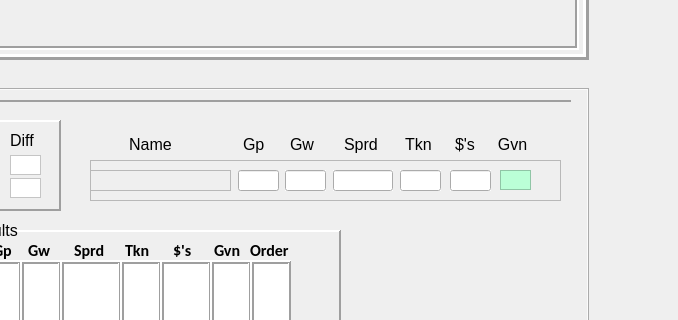
Old version of the form UI/CribbageQt.ui in the repository mwycombe/CribbageQt; both pictures show x 512 to 1190 and y 161 to 481 of the 1190 by 915 pixel window.
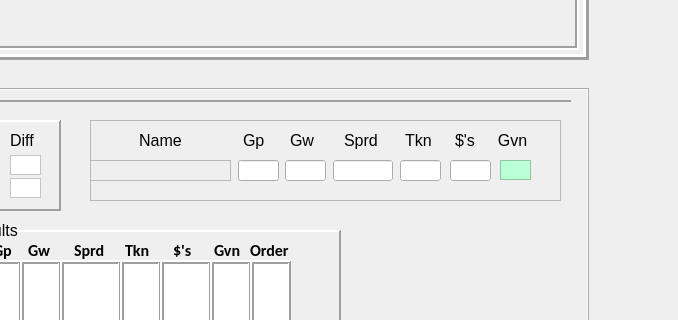
New version of the form. The open tabs and pages were chosen to show the change.

Commit message: working on results now

Patch:
```diff
--- a/UI/CribbageQt.ui
+++ b/UI/CribbageQt.ui
@@ -1951,110 +1951,13 @@
          <set>Qt::AlignmentFlag::AlignCenter</set>
         </property>
        </widget>
-       <widget class="QLabel" name="label_41">
-        <property name="geometry">
-         <rect>
-          <x>580</x>
-          <y>34</y>
-          <width>141</width>
-          <height>20</height>
-         </rect>
-        </property>
-        <property name="text">
-         <string>Name</string>
-        </property>
-        <property name="alignment">
-         <set>Qt::AlignmentFlag::AlignCenter</set>
-        </property>
-       </widget>
-       <widget class="QLabel" name="label_42">
-        <property name="geometry">
-         <rect>
-          <x>743</x>
-          <y>34</y>
-          <width>31</width>
-          <height>20</height>
-         </rect>
-        </property>
-        <property name="text">
-         <string>Gp</string>
-        </property>
-       </widget>
-       <widget class="QLabel" name="label_43">
-        <property name="geometry">
-         <rect>
-          <x>790</x>
-          <y>34</y>
-          <width>31</width>
-          <height>20</height>
-         </rect>
-        </property>
-        <property name="text">
-         <string>Gw</string>
-        </property>
-       </widget>
-       <widget class="QLabel" name="label_44">
-        <property name="geometry">
-         <rect>
-          <x>844</x>
-          <y>34</y>
-          <width>51</width>
-          <height>20</height>
-         </rect>
-        </property>
-        <property name="text">
-         <string>Sprd</string>
-        </property>
-       </widget>
-       <widget class="QLabel" name="label_45">
-        <property name="geometry">
-         <rect>
-          <x>905</x>
-          <y>34</y>
-          <width>31</width>
-          <height>20</height>
-         </rect>
-        </property>
-        <property name="text">
-         <string>Tkn</string>
-        </property>
-       </widget>
-       <widget class="QLabel" name="label_46">
-        <property name="geometry">
-         <rect>
-          <x>955</x>
-          <y>34</y>
-          <width>31</width>
-          <height>20</height>
-         </rect>
-        </property>
-        <property name="text">
-         <string>$'s</string>
-        </property>
-       </widget>
-       <widget class="QLabel" name="label_47">
-        <property name="geometry">
-         <rect>
-          <x>992</x>
-          <y>34</y>
-          <width>41</width>
-          <height>20</height>
-         </rect>
-        </property>
-        <property name="text">
-         <string>Gvn</string>
-        </property>
-        <property name="alignment">
-         <set>Qt::AlignmentFlag::AlignCenter</set>
-        </property>
-       </widget>
        <widget class="QFrame" name="fr_resultLine">
         <property name="geometry">
          <rect>
           <x>590</x>
-          <y>60</y>
+          <y>20</y>
           <width>471</width>
-          <height>41</height>
+          <height>81</height>
          </rect>
         </property>
         <property name="frameShape">
@@ -2063,24 +1966,11 @@
         <property name="frameShadow">
          <enum>QFrame::Shadow::Raised</enum>
         </property>
-        <widget class="QLabel" name="label_40">
-         <property name="geometry">
-          <rect>
-           <x>380</x>
-           <y>10</y>
-           <width>31</width>
-           <height>20</height>
-          </rect>
-         </property>
-         <property name="text">
-          <string/>
-         </property>
-        </widget>
         <widget class="QLineEdit" name="le_resultLinePlayerTkn">
          <property name="geometry">
           <rect>
            <x>310</x>
-           <y>10</y>
+           <y>40</y>
            <width>41</width>
            <height>21</height>
           </rect>
@@ -2093,7 +1983,7 @@
          <property name="geometry">
           <rect>
            <x>360</x>
-           <y>10</y>
+           <y>40</y>
            <width>41</width>
            <height>21</height>
           </rect>
@@ -2106,7 +1996,7 @@
          <property name="geometry">
           <rect>
            <x>243</x>
-           <y>10</y>
+           <y>40</y>
            <width>60</width>
            <height>21</height>
           </rect>
@@ -2119,7 +2009,7 @@
          <property name="geometry">
           <rect>
            <x>0</x>
-           <y>10</y>
+           <y>40</y>
            <width>141</width>
            <height>21</height>
           </rect>
@@ -2144,7 +2034,7 @@
          <property name="geometry">
           <rect>
            <x>195</x>
-           <y>10</y>
+           <y>40</y>
            <width>41</width>
            <height>21</height>
           </rect>
@@ -2160,7 +2050,7 @@
          <property name="geometry">
           <rect>
            <x>410</x>
-           <y>10</y>
+           <y>40</y>
            <width>31</width>
            <height>20</height>
           </rect>
@@ -2182,12 +2072,109 @@
          <property name="geometry">
           <rect>
            <x>148</x>
-           <y>10</y>
+           <y>40</y>
            <width>41</width>
            <height>21</height>
           </rect>
          </property>
         </widget>
+        <widget class="QLabel" name="label_41">
+         <property name="geometry">
+          <rect>
+           <x>0</x>
+           <y>10</y>
+           <width>141</width>
+           <height>20</height>
+          </rect>
+         </property>
+         <property name="text">
+          <string>Name</string>
+         </property>
+         <property name="alignment">
+          <set>Qt::AlignmentFlag::AlignCenter</set>
+         </property>
+        </widget>
+        <widget class="QLabel" name="label_44">
+         <property name="geometry">
+          <rect>
+           <x>254</x>
+           <y>10</y>
+           <width>51</width>
+           <height>20</height>
+          </rect>
+         </property>
+         <property name="text">
+          <string>Sprd</string>
+         </property>
+        </widget>
+        <widget class="QLabel" name="label_43">
+         <property name="geometry">
+          <rect>
+           <x>200</x>
+           <y>10</y>
+           <width>31</width>
+           <height>20</height>
+          </rect>
+         </property>
+         <property name="text">
+          <string>Gw</string>
+         </property>
+        </widget>
+        <widget class="QLabel" name="label_46">
+         <property name="geometry">
+          <rect>
+           <x>365</x>
+           <y>10</y>
+           <width>31</width>
+           <height>20</height>
+          </rect>
+         </property>
+         <property name="text">
+          <string>$'s</string>
+         </property>
+        </widget>
+        <widget class="QLabel" name="label_45">
+         <property name="geometry">
+          <rect>
+           <x>315</x>
+           <y>10</y>
+           <width>31</width>
+           <height>20</height>
+          </rect>
+         </property>
+         <property name="text">
+          <string>Tkn</string>
+         </property>
+        </widget>
+        <widget class="QLabel" name="label_42">
+         <property name="geometry">
+          <rect>
+           <x>153</x>
+           <y>10</y>
+           <width>31</width>
+           <height>20</height>
+          </rect>
+         </property>
+         <property name="text">
+          <string>Gp</string>
+         </property>
+        </widget>
+        <widget class="QLabel" name="label_47">
+         <property name="geometry">
+          <rect>
+           <x>402</x>
+           <y>10</y>
+           <width>41</width>
+           <height>20</height>
+          </rect>
+         </property>
+         <property name="text">
+          <string>Gvn</string>
+         </property>
+         <property name="alignment">
+          <set>Qt::AlignmentFlag::AlignCenter</set>
+         </property>
+        </widget>
        </widget>
       </widget>
       <widget class="QLabel" name="label_3">
```
Left out of the diff: 9 changed lines with no effect on the pictures. The commit also changes 2 other files.
